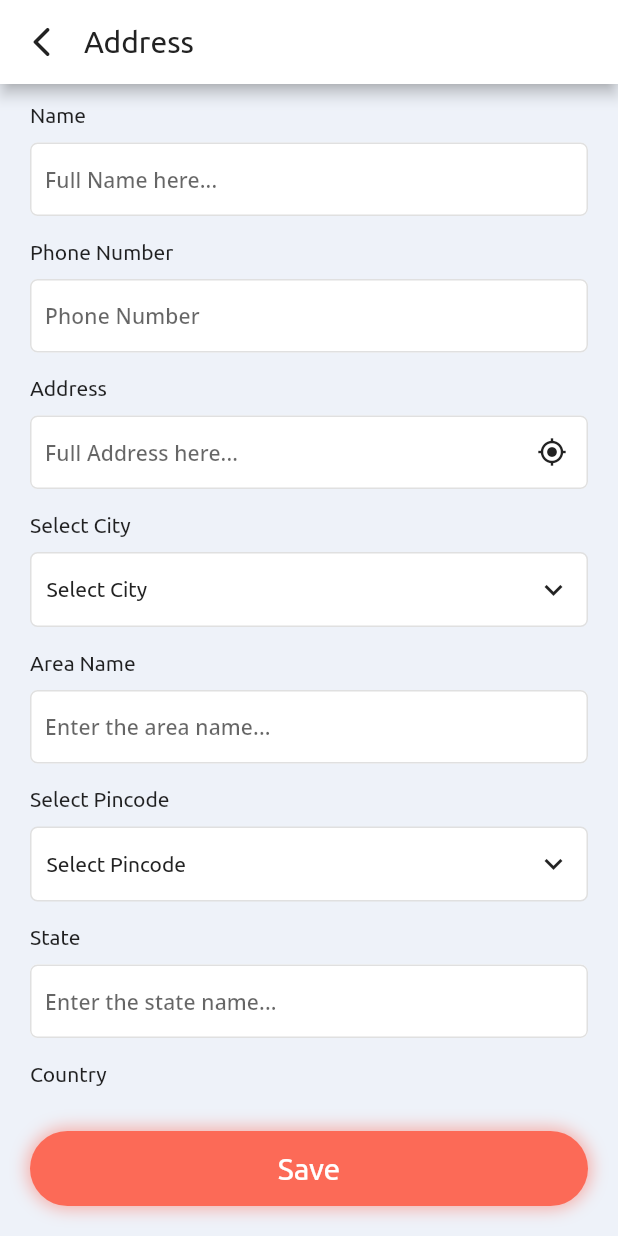
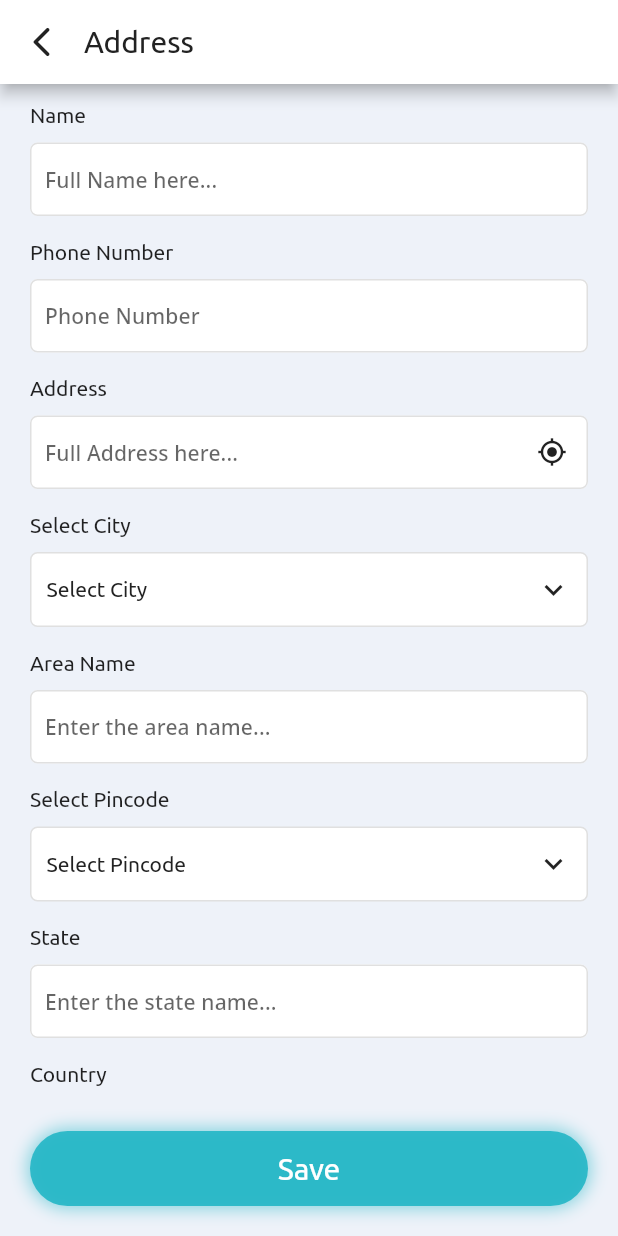
Before and after one commit to jeevas-dev/paybuy, a Flutter app: the AddAddress screen opened directly with empty values, on a phone screen of 412 x 824 dp. Run offline on Flutter 3.47's test engine with Material 3 defaults, Android fonts, the light colour scheme and no system bars; our stand-ins replace app_links, awesome_notifications, cached_network_image, connectivity_plus, device_info_plus, dio and 33 more; missing offline and left inert: country_pickers, external_path, flutter_downloader, flutter_html_to_pdf, flutter_paystack, flutter_stripe and 7 more; accounts and stored records are empty; network calls fail; project files that could hold a hidden picture were left out.

Commit message:
Latest changes

```diff
--- a/PayBuyV2026_V3.1/lib/Helper/Color.dart
+++ b/PayBuyV2026_V3.1/lib/Helper/Color.dart
@@ -3,7 +3,7 @@ import 'package:flutter/material.dart';
 // ignore: camel_case_extensions
 extension colors on ColorScheme {
   static MaterialColor primary_app = const MaterialColor(
-    0xffFC6A57,
+    0xE220B5C5,
     <int, Color>{
       50: primary,
       100: primary,
@@ -47,8 +47,8 @@ extension colors on ColorScheme {
 
   static Color darkIcon = const Color(0xff9B9B9B);
 
-  static const Color grad1Color = Color.fromARGB(255, 24, 217, 231);
-  static const Color grad2Color = Color(0xffFF6363);
+  static const Color grad1Color = Color.fromARGB(255, 8, 136, 150);
+  static const Color grad2Color = Color.fromARGB(226, 32, 181, 197);
   static const Color lightWhite2 = Color(0xffEEF2F3);
 //  static const Color lightWhite = Color(0xffEEF2F3);
 
```
Also changed, not shown: PayBuyV2026_V3.1/assets/images/svg/logos/titleicon.svg, PayBuyV2026_V3.1/assets/images/svg/logos/titleicon1.svg (added), PayBuyV2026_V3.1/assets/images/svg/logos/titleicon_dark.svg, PayBuyV2026_V3.1/assets/images/svg/logos/titleicon_dark1.svg (added).
